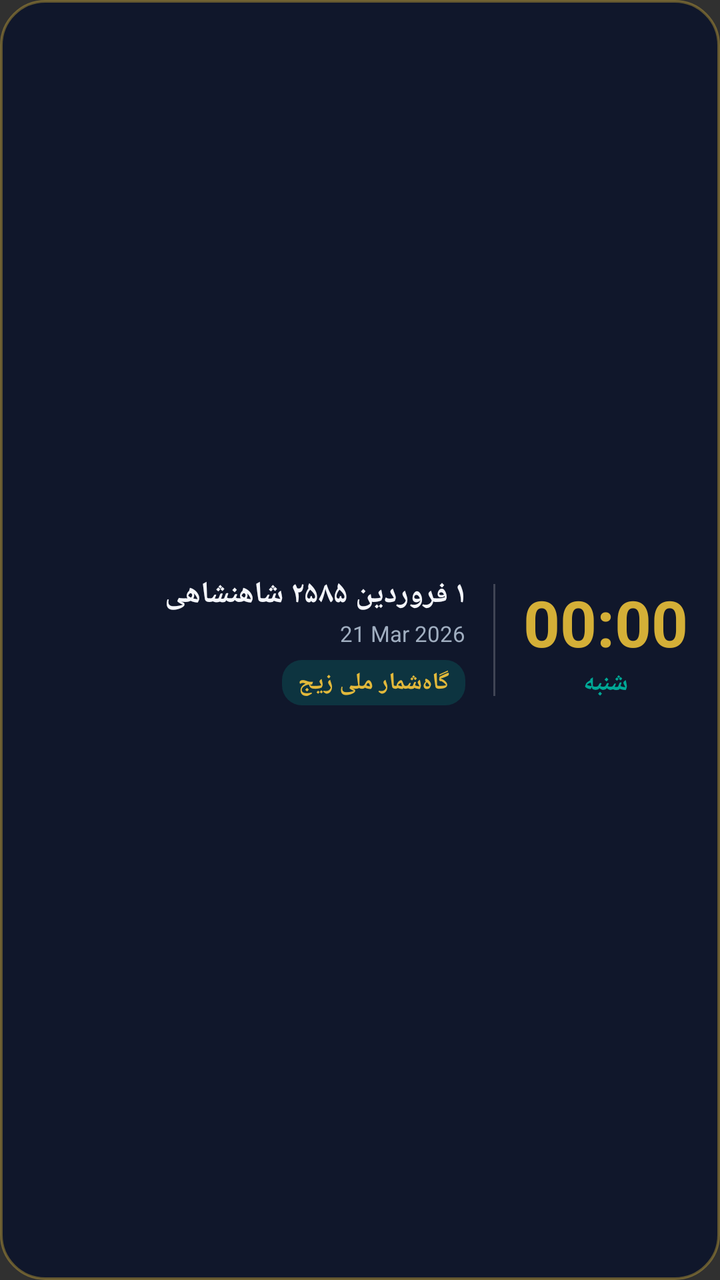
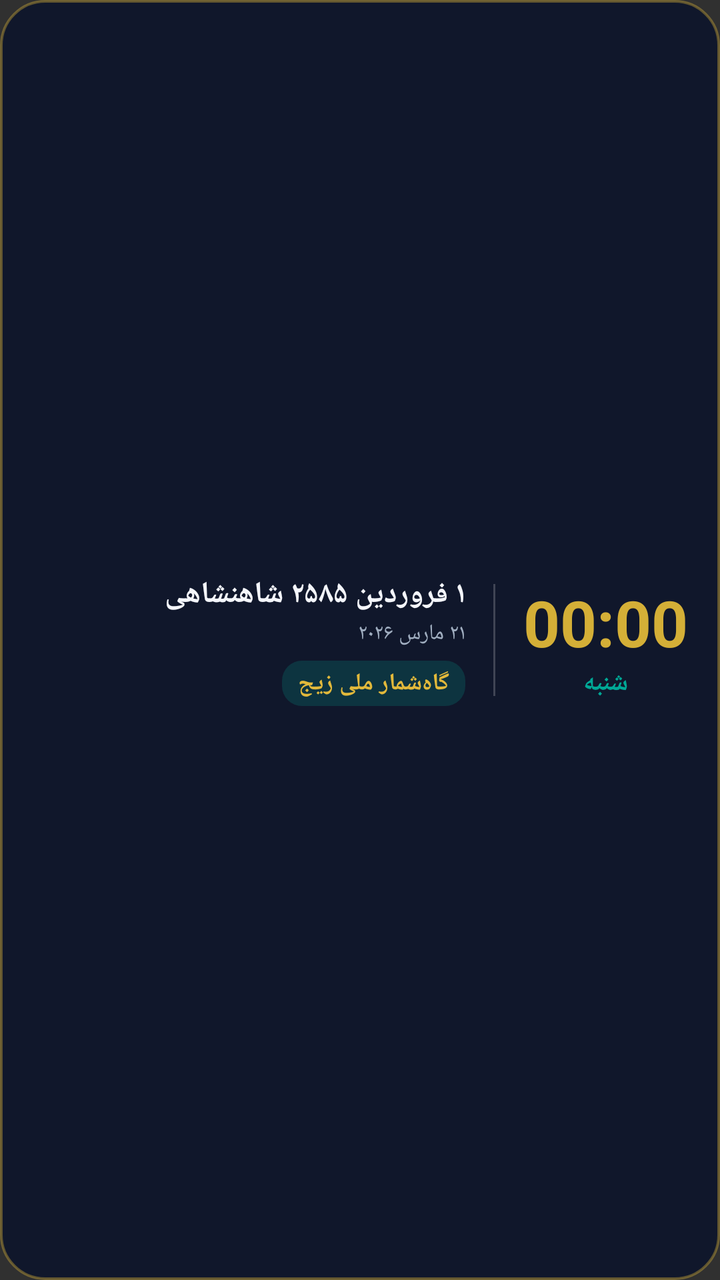

Screens rendered from an Android XML layout before and after an edit, with the pre-edit source and the edit as a unified diff.
<!-- AndroidManifest.xml: application theme android:Theme.Material.NoActionBar -->
<!-- res/layout/widget_zij_dark.xml -->
<?xml version="1.0" encoding="utf-8"?>
<LinearLayout xmlns:android="http://schemas.android.com/apk/res/android"
    android:id="@+id/widget_root"
    android:layout_width="match_parent"
    android:layout_height="match_parent"
    android:background="@drawable/bg_widget_dark"
    android:gravity="center_vertical"
    android:layoutDirection="rtl"
    android:orientation="horizontal"
    android:padding="16dp">

    
    <LinearLayout
        android:layout_width="wrap_content"
        android:layout_height="wrap_content"
        android:gravity="center"
        android:orientation="vertical"
        android:paddingEnd="14dp">

        <TextClock
            android:id="@+id/widget_clock"
            android:layout_width="wrap_content"
            android:layout_height="wrap_content"
            android:format12Hour="HH:mm"
            android:format24Hour="HH:mm"
            android:textColor="#D4AF37"
            android:textSize="32sp"
            android:textStyle="bold" />

        <TextView
            android:id="@+id/widget_weekday"
            android:layout_width="wrap_content"
            android:layout_height="wrap_content"
            android:text="شنبه"
            android:textColor="#00A896"
            android:textSize="13sp"
            android:textStyle="bold" />
    </LinearLayout>

    
    <FrameLayout
        android:layout_width="1dp"
        android:layout_height="56dp"
        android:background="#33FFFFFF" />

    
    <LinearLayout
        android:layout_width="0dp"
        android:layout_height="wrap_content"
        android:layout_weight="1"
        android:orientation="vertical"
        android:paddingStart="14dp">

        <TextView
            android:id="@+id/widget_persian_date"
            android:layout_width="wrap_content"
            android:layout_height="wrap_content"
            android:ellipsize="end"
            android:maxLines="1"
            android:text="۱ فروردین ۲۵۸۵ شاهنشاهی"
            android:textColor="#F4F6FB"
            android:textSize="15sp"
            android:textStyle="bold" />

        <TextView
            android:id="@+id/widget_gregorian_date"
            android:layout_width="wrap_content"
            android:layout_height="wrap_content"
            android:layout_marginTop="2dp"
            android:text="21 Mar 2026"
            android:textColor="#A0AEC0"
            android:textSize="11sp" />

        <TextView
            android:id="@+id/widget_occasion"
            android:layout_width="wrap_content"
            android:layout_height="wrap_content"
            android:layout_marginTop="6dp"
            android:background="@drawable/bg_widget_badge_dark"
            android:ellipsize="end"
            android:maxLines="1"
            android:paddingStart="8dp"
            android:paddingTop="3dp"
            android:paddingEnd="8dp"
            android:paddingBottom="3dp"
            android:text="گاه‌شمار ملی زیج"
            android:textColor="#E2B93B"
            android:textSize="12sp"
            android:textStyle="bold" />
    </LinearLayout>

</LinearLayout>
<!-- resources referenced by this layout -->
<resources>
  <!-- drawable bg_widget_badge_dark (drawable) -->
  <?xml version="1.0" encoding="utf-8"?>
  <shape xmlns:android="http://schemas.android.com/apk/res/android"
      android:shape="rectangle">
      <solid android:color="#3300A896" />
      <corners android:radius="10dp" />
  </shape>
  <!-- drawable bg_widget_dark (drawable) -->
  <?xml version="1.0" encoding="utf-8"?>
  <shape xmlns:android="http://schemas.android.com/apk/res/android"
      android:shape="rectangle">
      <solid android:color="#D90B132B" />
      <corners android:radius="22dp" />
      <stroke
          android:width="1.2dp"
          android:color="#66D4AF37" />
  </shape>
</resources>

<!-- the commit's change to res/layout/widget_zij_dark.xml (unified diff, before → after) -->
@@ -9,7 +9,6 @@
     android:orientation="horizontal"
     android:padding="16dp">
 
-    
     <LinearLayout
         android:layout_width="wrap_content"
         android:layout_height="wrap_content"
@@ -37,13 +36,11 @@
             android:textStyle="bold" />
     </LinearLayout>
 
-    
     <FrameLayout
         android:layout_width="1dp"
         android:layout_height="56dp"
         android:background="#33FFFFFF" />
 
-    
     <LinearLayout
         android:layout_width="0dp"
         android:layout_height="wrap_content"
@@ -67,7 +64,7 @@
             android:layout_width="wrap_content"
             android:layout_height="wrap_content"
             android:layout_marginTop="2dp"
-            android:text="21 Mar 2026"
+            android:text="۲۱ مارس ۲۰۲۶"
             android:textColor="#A0AEC0"
             android:textSize="11sp" />
 
@@ -88,5 +85,4 @@
             android:textSize="12sp"
             android:textStyle="bold" />
     </LinearLayout>
-
 </LinearLayout>
